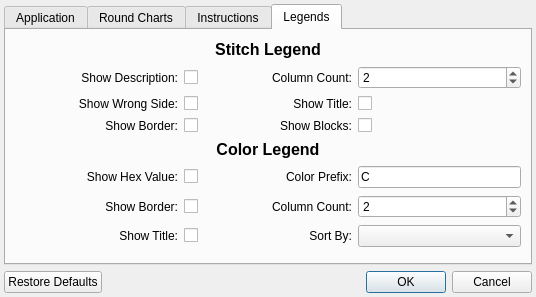
First picture: the form in src/settings.ui, repository iPenguin/CrochetCharts, before the edit.
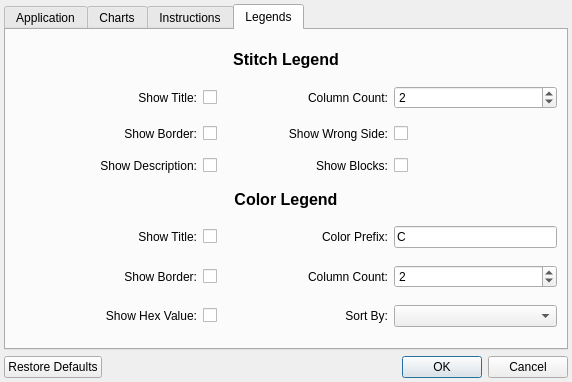
Second picture: the form after the edit. The open tabs and pages were chosen to show the change.

Commit message: Added ChartStyle to settingsUi. cleaned up settingsUi

The edit to the form file:
```diff
--- a/src/settings.ui
+++ b/src/settings.ui
@@ -6,12 +6,12 @@
    <rect>
     <x>0</x>
     <y>0</y>
-    <width>536</width>
-    <height>293</height>
+    <width>572</width>
+    <height>382</height>
    </rect>
   </property>
   <property name="windowTitle">
-   <string/>
+   <string>Settings</string>
   </property>
   <layout class="QVBoxLayout" name="verticalLayout">
    <property name="margin">
@@ -20,7 +20,7 @@
    <item>
     <widget class="QTabWidget" name="tabWidget">
      <property name="currentIndex">
-      <number>3</number>
+      <number>1</number>
      </property>
      <widget class="QWidget" name="tab">
       <attribute name="title">
@@ -81,13 +81,13 @@
      </widget>
      <widget class="QWidget" name="tab_2">
       <attribute name="title">
-       <string>Round Charts</string>
+       <string>Charts</string>
       </attribute>
       <layout class="QGridLayout" name="gridLayout_2">
        <item row="0" column="0">
         <widget class="QLabel" name="label_2">
          <property name="text">
-          <string>Default Handedness:</string>
+          <string>Direction:</string>
          </property>
          <property name="alignment">
           <set>Qt::AlignRight|Qt::AlignTrailing|Qt::AlignVCenter</set>
@@ -111,7 +111,7 @@
          </item>
         </widget>
        </item>
-       <item row="1" column="0">
+       <item row="2" column="0">
         <widget class="QLabel" name="label_6">
          <property name="text">
           <string>Default Stitch:</string>
@@ -124,10 +124,10 @@
          </property>
         </widget>
        </item>
-       <item row="1" column="2">
+       <item row="2" column="2">
         <widget class="QComboBox" name="defaultStitch"/>
        </item>
-       <item row="2" column="0">
+       <item row="3" column="0">
         <widget class="QLabel" name="label_10">
          <property name="text">
           <string>Default Placeholder:</string>
@@ -140,10 +140,10 @@
          </property>
         </widget>
        </item>
-       <item row="2" column="2">
+       <item row="3" column="2">
         <widget class="QComboBox" name="defaultPlaceholder"/>
        </item>
-       <item row="8" column="1">
+       <item row="9" column="1">
         <widget class="QCheckBox" name="generateRepeats">
          <property name="sizePolicy">
           <sizepolicy hsizetype="Fixed" vsizetype="Fixed">
@@ -156,7 +156,7 @@
          </property>
         </widget>
        </item>
-       <item row="9" column="0">
+       <item row="10" column="0">
         <widget class="QLabel" name="label_23">
          <property name="text">
           <string>Alternate Row Colors:</string>
@@ -169,7 +169,7 @@
          </property>
         </widget>
        </item>
-       <item row="9" column="1">
+       <item row="10" column="1">
         <widget class="QCheckBox" name="alternateRowColors">
          <property name="sizePolicy">
           <sizepolicy hsizetype="Fixed" vsizetype="Fixed">
@@ -185,7 +185,7 @@
          </property>
         </widget>
        </item>
-       <item row="9" column="2">
+       <item row="10" column="2">
         <widget class="QPushButton" name="primaryColorBttn">
          <property name="sizePolicy">
           <sizepolicy hsizetype="Minimum" vsizetype="Fixed">
@@ -204,7 +204,7 @@
          </property>
         </widget>
        </item>
-       <item row="10" column="2">
+       <item row="11" column="2">
         <widget class="QPushButton" name="alternateColorBttn">
          <property name="sizePolicy">
           <sizepolicy hsizetype="Minimum" vsizetype="Fixed">
@@ -223,7 +223,7 @@
          </property>
         </widget>
        </item>
-       <item row="8" column="0">
+       <item row="9" column="0">
         <widget class="QLabel" name="label_22">
          <property name="text">
           <string>GenerateRepeats:</string>
@@ -236,7 +236,7 @@
          </property>
         </widget>
        </item>
-       <item row="3" column="2">
+       <item row="4" column="2">
         <widget class="QSpinBox" name="defaultRows">
          <property name="minimum">
           <number>1</number>
@@ -249,7 +249,7 @@
          </property>
         </widget>
        </item>
-       <item row="3" column="0">
+       <item row="4" column="0">
         <widget class="QLabel" name="label_5">
          <property name="text">
           <string>Rows:</string>
@@ -262,7 +262,7 @@
          </property>
         </widget>
        </item>
-       <item row="4" column="2">
+       <item row="5" column="2">
         <widget class="QSpinBox" name="defaultStitches">
          <property name="minimum">
           <number>1</number>
@@ -275,7 +275,7 @@
          </property>
         </widget>
        </item>
-       <item row="4" column="0">
+       <item row="5" column="0">
         <widget class="QLabel" name="label_4">
          <property name="text">
           <string>Stitches:</string>
@@ -288,6 +288,33 @@
          </property>
         </widget>
        </item>
+       <item row="1" column="2">
+        <widget class="QComboBox" name="chartStyle">
+         <item>
+          <property name="text">
+           <string>Flat</string>
+          </property>
+         </item>
+         <item>
+          <property name="text">
+           <string>Round</string>
+          </property>
+         </item>
+        </widget>
+       </item>
+       <item row="1" column="0">
+        <widget class="QLabel" name="label_24">
+         <property name="text">
+          <string>Style:</string>
+         </property>
+         <property name="alignment">
+          <set>Qt::AlignRight|Qt::AlignTrailing|Qt::AlignVCenter</set>
+         </property>
+         <property name="buddy">
+          <cstring>chartStyle</cstring>
+         </property>
+        </widget>
+       </item>
       </layout>
      </widget>
      <widget class="QWidget" name="tab_3">
@@ -333,13 +360,6 @@
        <string>Legends</string>
       </attribute>
       <layout class="QGridLayout" name="gridLayout">
-       <item row="7" column="2">
-        <widget class="QCheckBox" name="showColorTitle">
-         <property name="text">
-          <string/>
-         </property>
-        </widget>
-       </item>
        <item row="0" column="0" colspan="6">
         <widget class="QLabel" name="label_20">
          <property name="sizePolicy">
@@ -357,33 +377,7 @@
          </property>
         </widget>
        </item>
-       <item row="1" column="0" colspan="2">
-        <widget class="QLabel" name="label_17">
-         <property name="text">
-          <string>Show Description:</string>
-         </property>
-         <property name="alignment">
-          <set>Qt::AlignRight|Qt::AlignTrailing|Qt::AlignVCenter</set>
-         </property>
-         <property name="buddy">
-          <cstring>showStitchDescription</cstring>
-         </property>
-        </widget>
-       </item>
-       <item row="1" column="2">
-        <widget class="QCheckBox" name="showStitchDescription">
-         <property name="sizePolicy">
-          <sizepolicy hsizetype="Minimum" vsizetype="Fixed">
-           <horstretch>0</horstretch>
-           <verstretch>0</verstretch>
-          </sizepolicy>
-         </property>
-         <property name="text">
-          <string/>
-         </property>
-        </widget>
-       </item>
-       <item row="1" column="3">
+       <item row="2" column="3">
         <widget class="QLabel" name="label_7">
          <property name="text">
           <string>Column Count:</string>
@@ -396,98 +390,20 @@
          </property>
         </widget>
        </item>
-       <item row="1" column="4" colspan="2">
-        <widget class="QSpinBox" name="stitchColumnCount">
-         <property name="minimum">
-          <number>1</number>
-         </property>
-         <property name="maximum">
-          <number>10</number>
-         </property>
-         <property name="value">
-          <number>2</number>
-         </property>
-        </widget>
-       </item>
-       <item row="2" column="0" colspan="2">
-        <widget class="QLabel" name="label_18">
-         <property name="text">
-          <string>Show Wrong Side:</string>
-         </property>
-         <property name="alignment">
-          <set>Qt::AlignRight|Qt::AlignTrailing|Qt::AlignVCenter</set>
-         </property>
-         <property name="buddy">
-          <cstring>showWrongSideDescription</cstring>
-         </property>
-        </widget>
-       </item>
-       <item row="2" column="2">
-        <widget class="QCheckBox" name="showWrongSideDescription">
-         <property name="sizePolicy">
-          <sizepolicy hsizetype="Minimum" vsizetype="Fixed">
-           <horstretch>0</horstretch>
-           <verstretch>0</verstretch>
-          </sizepolicy>
-         </property>
-         <property name="text">
-          <string/>
-         </property>
-        </widget>
-       </item>
-       <item row="2" column="3">
-        <widget class="QLabel" name="label_15">
-         <property name="text">
-          <string>Show Title:</string>
-         </property>
-         <property name="alignment">
-          <set>Qt::AlignRight|Qt::AlignTrailing|Qt::AlignVCenter</set>
-         </property>
-         <property name="buddy">
-          <cstring>showStitchTitle</cstring>
-         </property>
-        </widget>
-       </item>
        <item row="2" column="4" colspan="2">
-        <widget class="QCheckBox" name="showStitchTitle">
-         <property name="sizePolicy">
-          <sizepolicy hsizetype="Minimum" vsizetype="Fixed">
-           <horstretch>0</horstretch>
-           <verstretch>0</verstretch>
-          </sizepolicy>
+        <widget class="QSpinBox" name="stitchColumnCount">
+         <property name="minimum">
+          <number>1</number>
          </property>
-         <property name="text">
-          <string/>
+         <property name="maximum">
+          <number>10</number>
          </property>
-        </widget>
-       </item>
-       <item row="3" column="0" colspan="2">
-        <widget class="QLabel" name="label_19">
-         <property name="text">
-          <string>Show Border:</string>
+         <property name="value">
+          <number>2</number>
          </property>
-         <property name="alignment">
-          <set>Qt::AlignRight|Qt::AlignTrailing|Qt::AlignVCenter</set>
-         </property>
-         <property name="buddy">
-          <cstring>showStitchBorder</cstring>
-         </property>
         </widget>
        </item>
-       <item row="3" column="2">
-        <widget class="QCheckBox" name="showStitchBorder">
-         <property name="sizePolicy">
-          <sizepolicy hsizetype="Minimum" vsizetype="Fixed">
-           <horstretch>0</horstretch>
-           <verstretch>0</verstretch>
-          </sizepolicy>
-         </property>
-         <property name="text">
-          <string/>
-         </property>
-        </widget>
-       </item>
-       <item row="3" column="3">
+       <item row="4" column="3">
         <widget class="QLabel" name="label_16">
          <property name="text">
           <string>Show Blocks:</string>
@@ -500,7 +416,7 @@
          </property>
         </widget>
        </item>
-       <item row="3" column="4" colspan="2">
+       <item row="4" column="4" colspan="2">
         <widget class="QCheckBox" name="showStitchBlock">
          <property name="sizePolicy">
           <sizepolicy hsizetype="Minimum" vsizetype="Fixed">
@@ -513,7 +429,7 @@
          </property>
         </widget>
        </item>
-       <item row="4" column="0" colspan="6">
+       <item row="5" column="0" colspan="6">
         <widget class="QLabel" name="label_21">
          <property name="sizePolicy">
           <sizepolicy hsizetype="Preferred" vsizetype="Fixed">
@@ -530,27 +446,7 @@
          </property>
         </widget>
        </item>
-       <item row="5" column="0" colspan="2">
-        <widget class="QLabel" name="label_12">
-         <property name="text">
-          <string>Show Hex Value:</string>
-         </property>
-         <property name="alignment">
-          <set>Qt::AlignRight|Qt::AlignTrailing|Qt::AlignVCenter</set>
-         </property>
-         <property name="buddy">
-          <cstring>showHexValues</cstring>
-         </property>
-        </widget>
-       </item>
-       <item row="5" column="2">
-        <widget class="QCheckBox" name="showHexValues">
-         <property name="text">
-          <string/>
-         </property>
-        </widget>
-       </item>
-       <item row="5" column="3">
+       <item row="7" column="3">
         <widget class="QLabel" name="label_9">
          <property name="text">
           <string>Color Prefix:</string>
@@ -563,14 +459,14 @@
          </property>
         </widget>
        </item>
-       <item row="5" column="4" colspan="2">
+       <item row="7" column="4" colspan="2">
         <widget class="QLineEdit" name="colorPrefix">
          <property name="text">
           <string>C</string>
          </property>
         </widget>
        </item>
-       <item row="6" column="0" colspan="2">
+       <item row="8" column="0" colspan="2">
         <widget class="QLabel" name="label_13">
          <property name="text">
           <string>Show Border:</string>
@@ -583,14 +479,14 @@
          </property>
         </widget>
        </item>
-       <item row="6" column="2">
+       <item row="8" column="2">
         <widget class="QCheckBox" name="showColorBorder">
          <property name="text">
           <string/>
          </property>
         </widget>
        </item>
-       <item row="6" column="3">
+       <item row="8" column="3">
         <widget class="QLabel" name="label_8">
          <property name="text">
           <string>Column Count:</string>
@@ -603,7 +499,7 @@
          </property>
         </widget>
        </item>
-       <item row="6" column="4" colspan="2">
+       <item row="8" column="4" colspan="2">
         <widget class="QSpinBox" name="colorColumnCount">
          <property name="minimum">
           <number>1</number>
@@ -616,23 +512,10 @@
          </property>
         </widget>
        </item>
-       <item row="7" column="0" colspan="2">
-        <widget class="QLabel" name="label_14">
-         <property name="text">
-          <string>Show Title:</string>
-         </property>
-         <property name="alignment">
-          <set>Qt::AlignRight|Qt::AlignTrailing|Qt::AlignVCenter</set>
-         </property>
-         <property name="buddy">
-          <cstring>showColorTitle</cstring>
-         </property>
-        </widget>
-       </item>
-       <item row="7" column="4" colspan="2">
+       <item row="9" column="4" colspan="2">
         <widget class="QComboBox" name="colorSortBy"/>
        </item>
-       <item row="7" column="3">
+       <item row="9" column="3">
         <widget class="QLabel" name="label_11">
          <property name="text">
           <string>Sort By:</string>
@@ -645,6 +528,150 @@
          </property>
         </widget>
        </item>
+       <item row="3" column="3">
+        <widget class="QLabel" name="label_18">
+         <property name="text">
+          <string>Show Wrong Side:</string>
+         </property>
+         <property name="alignment">
+          <set>Qt::AlignRight|Qt::AlignTrailing|Qt::AlignVCenter</set>
+         </property>
+         <property name="buddy">
+          <cstring>showWrongSideDescription</cstring>
+         </property>
+        </widget>
+       </item>
+       <item row="3" column="4" colspan="2">
+        <widget class="QCheckBox" name="showWrongSideDescription">
+         <property name="sizePolicy">
+          <sizepolicy hsizetype="Minimum" vsizetype="Fixed">
+           <horstretch>0</horstretch>
+           <verstretch>0</verstretch>
+          </sizepolicy>
+         </property>
+         <property name="text">
+          <string/>
+         </property>
+        </widget>
+       </item>
+       <item row="4" column="2">
+        <widget class="QCheckBox" name="showStitchDescription">
+         <property name="sizePolicy">
+          <sizepolicy hsizetype="Minimum" vsizetype="Fixed">
+           <horstretch>0</horstretch>
+           <verstretch>0</verstretch>
+          </sizepolicy>
+         </property>
+         <property name="text">
+          <string/>
+         </property>
+        </widget>
+       </item>
+       <item row="4" column="1">
+        <widget class="QLabel" name="label_17">
+         <property name="text">
+          <string>Show Description:</string>
+         </property>
+         <property name="alignment">
+          <set>Qt::AlignRight|Qt::AlignTrailing|Qt::AlignVCenter</set>
+         </property>
+         <property name="buddy">
+          <cstring>showStitchDescription</cstring>
+         </property>
+        </widget>
+       </item>
+       <item row="3" column="1">
+        <widget class="QLabel" name="label_19">
+         <property name="text">
+          <string>Show Border:</string>
+         </property>
+         <property name="alignment">
+          <set>Qt::AlignRight|Qt::AlignTrailing|Qt::AlignVCenter</set>
+         </property>
+         <property name="buddy">
+          <cstring>showStitchBorder</cstring>
+         </property>
+        </widget>
+       </item>
+       <item row="3" column="2">
+        <widget class="QCheckBox" name="showStitchBorder">
+         <property name="sizePolicy">
+          <sizepolicy hsizetype="Minimum" vsizetype="Fixed">
+           <horstretch>0</horstretch>
+           <verstretch>0</verstretch>
+          </sizepolicy>
+         </property>
+         <property name="text">
+          <string/>
+         </property>
+        </widget>
+       </item>
+       <item row="2" column="2">
+        <widget class="QCheckBox" name="showStitchTitle">
+         <property name="sizePolicy">
+          <sizepolicy hsizetype="Minimum" vsizetype="Fixed">
+           <horstretch>0</horstretch>
+           <verstretch>0</verstretch>
+          </sizepolicy>
+         </property>
+         <property name="text">
+          <string/>
+         </property>
+        </widget>
+       </item>
+       <item row="2" column="1">
+        <widget class="QLabel" name="label_15">
+         <property name="text">
+          <string>Show Title:</string>
+         </property>
+         <property name="alignment">
+          <set>Qt::AlignRight|Qt::AlignTrailing|Qt::AlignVCenter</set>
+         </property>
+         <property name="buddy">
+          <cstring>showStitchTitle</cstring>
+         </property>
+        </widget>
+       </item>
+       <item row="9" column="1">
+        <widget class="QLabel" name="label_12">
+         <property name="text">
+          <string>Show Hex Value:</string>
+         </property>
+         <property name="alignment">
+          <set>Qt::AlignRight|Qt::AlignTrailing|Qt::AlignVCenter</set>
+         </property>
+         <property name="buddy">
+          <cstring>showHexValues</cstring>
+         </property>
+        </widget>
+       </item>
+       <item row="9" column="2">
+        <widget class="QCheckBox" name="showHexValues">
+         <property name="text">
+          <string/>
+         </property>
+        </widget>
+       </item>
+       <item row="7" column="2">
+        <widget class="QCheckBox" name="showColorTitle">
+         <property name="text">
+          <string/>
+         </property>
+        </widget>
+       </item>
+       <item row="7" column="1">
+        <widget class="QLabel" name="label_14">
+         <property name="text">
+          <string>Show Title:</string>
+         </property>
+         <property name="alignment">
+          <set>Qt::AlignRight|Qt::AlignTrailing|Qt::AlignVCenter</set>
+         </property>
+         <property name="buddy">
+          <cstring>showColorTitle</cstring>
+         </property>
+        </widget>
+       </item>
       </layout>
      </widget>
     </widget>
```
Left out of the diff: 46 changed lines with no effect on the pictures. The commit also changes 2 other files.
